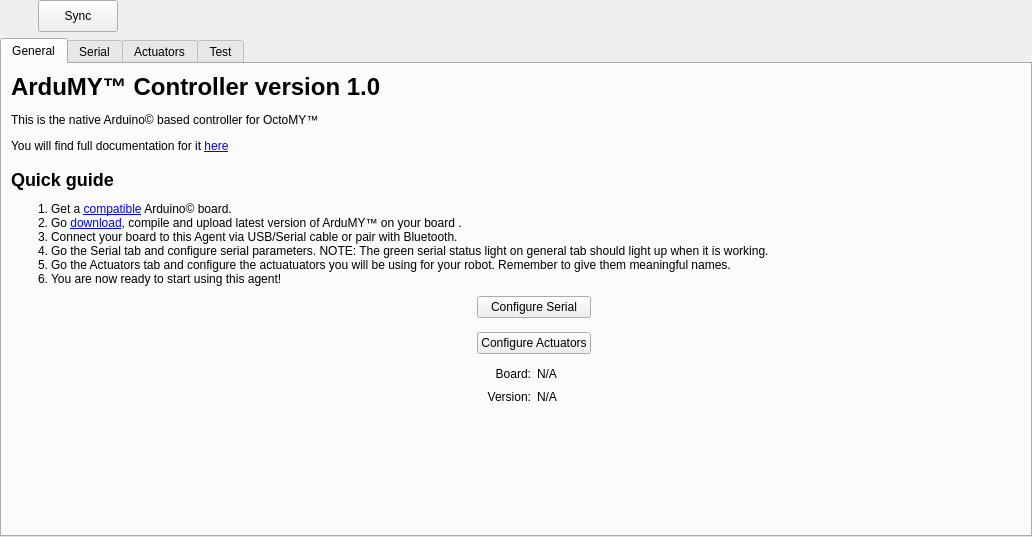
mrdeveloperdude/OctoMY, file libs/libcore/ui/ArduMYControllerWidget.ui: the form before one commit.
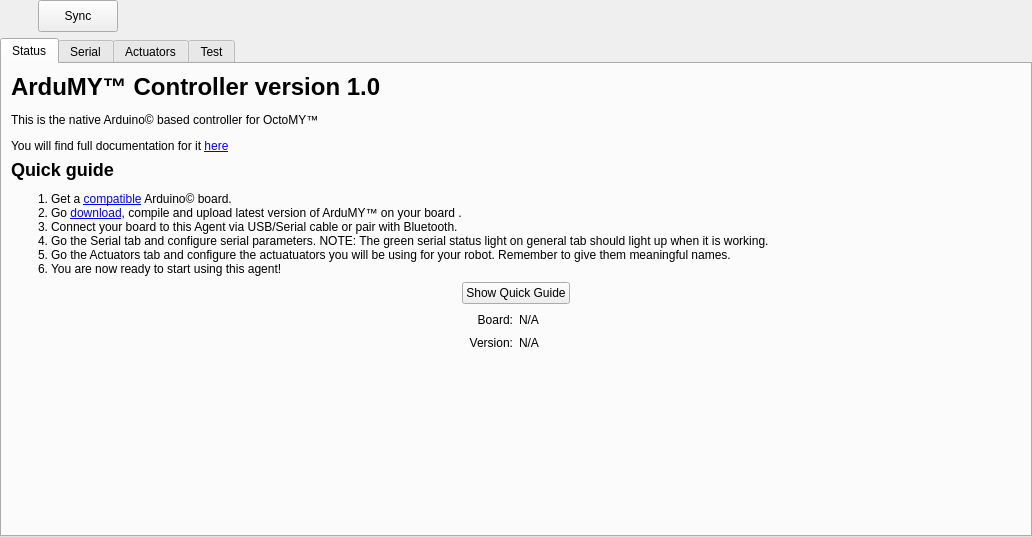
The form after the commit. The open tabs and pages were chosen to show the change. Icons and pictures are not drawn. Custom widgets are drawn as their Qt base class.

Commit message: Removed clutter from Ardumy Controller Widget

The edit to the form file:
```diff
--- a/libs/libcore/ui/ArduMYControllerWidget.ui
+++ b/libs/libcore/ui/ArduMYControllerWidget.ui
@@ -85,16 +85,25 @@
      </property>
      <widget class="QWidget" name="tabGeneral">
       <attribute name="title">
-       <string>General</string>
+       <string>Status</string>
       </attribute>
-      <layout class="QGridLayout" name="gridLayout_3">
-       <item row="0" column="0" colspan="5">
-        <widget class="QLabel" name="label">
+      <layout class="QGridLayout" name="gridLayout">
+       <item row="0" column="0" colspan="4">
+        <widget class="QLabel" name="labelIntroduction">
          <property name="text">
           <string>&lt;h1&gt;ArduMY™ Controller version 1.0&lt;/h1&gt;
 &lt;p&gt;This is the native Arduino© based controller for OctoMY™&lt;/p&gt;
-&lt;p&gt;You will find full documentation for it &lt;a href=&quot;http://www.octomy.org/documentation/development/architectual-overview/ardumy&quot; &gt;here&lt;/a&gt;&lt;/p&gt;
-&lt;h2&gt;Quick guide&lt;/h2&gt;
+&lt;p&gt;You will find full documentation for it &lt;a href=&quot;http://www.octomy.org/documentation/development/architectual-overview/ardumy&quot; &gt;here&lt;/a&gt;&lt;/p&gt;</string>
+         </property>
+         <property name="openExternalLinks">
+          <bool>true</bool>
+         </property>
+        </widget>
+       </item>
+       <item row="1" column="0" colspan="4">
+        <widget class="QLabel" name="labelQuickGuide">
+         <property name="text">
+          <string>&lt;h2&gt;Quick guide&lt;/h2&gt;
 &lt;ol&gt;
 &lt;li&gt;Get a &lt;a href=&quot;http://www.octomy.org/documentation/development/architectual-overview/ardumy&quot; &gt;compatible&lt;/a&gt; Arduino© board.&lt;/li&gt;
 &lt;li&gt;Go &lt;a href=&quot;http://www.octomy.org/documentation/development/architectual-overview/ardumy&quot; &gt;download&lt;/a&gt;, compile and upload latest version of ArduMY™ on your board .&lt;/li&gt;
@@ -109,35 +118,13 @@
          </property>
         </widget>
        </item>
-       <item row="1" column="1">
-        <widget class="LightWidget" name="widgetSerialStatus" native="true">
-         <property name="sizePolicy">
-          <sizepolicy hsizetype="Minimum" vsizetype="Minimum">
-           <horstretch>0</horstretch>
-           <verstretch>0</verstretch>
-          </sizepolicy>
+       <item row="2" column="1" colspan="2">
+        <widget class="QPushButton" name="pushButtonShowQuickGuide">
+         <property name="text">
+          <string>Show Quick Guide</string>
          </property>
-         <property name="minimumSize">
-          <size>
-           <width>30</width>
-           <height>30</height>
-          </size>
-         </property>
-        </widget>
-       </item>
-       <item row="2" column="1">
-        <widget class="LightWidget" name="widgetActuatorStatus" native="true">
-         <property name="sizePolicy">
-          <sizepolicy hsizetype="Minimum" vsizetype="Minimum">
-           <horstretch>0</horstretch>
-           <verstretch>0</verstretch>
-          </sizepolicy>
-         </property>
-         <property name="minimumSize">
-          <size>
-           <width>30</width>
-           <height>30</height>
-          </size>
+         <property name="checkable">
+          <bool>true</bool>
          </property>
         </widget>
        </item>
@@ -154,7 +141,7 @@
          </property>
         </spacer>
        </item>
-       <item row="3" column="2">
+       <item row="3" column="1">
         <widget class="QLabel" name="label_2">
          <property name="text">
           <string>Board:</string>
@@ -164,14 +151,14 @@
          </property>
         </widget>
        </item>
-       <item row="3" column="3">
+       <item row="3" column="2">
         <widget class="QLabel" name="labelBoardType">
          <property name="text">
           <string>N/A</string>
          </property>
         </widget>
        </item>
-       <item row="3" column="4">
+       <item row="3" column="3">
         <spacer name="horizontalSpacer_2">
          <property name="orientation">
           <enum>Qt::Horizontal</enum>
@@ -184,7 +171,7 @@
          </property>
         </spacer>
        </item>
-       <item row="4" column="2">
+       <item row="4" column="1">
         <widget class="QLabel" name="label_4">
          <property name="text">
           <string>Version:</string>
@@ -194,14 +181,14 @@
          </property>
         </widget>
        </item>
-       <item row="4" column="3">
+       <item row="4" column="2">
         <widget class="QLabel" name="labelBoardVersion">
          <property name="text">
           <string>N/A</string>
          </property>
         </widget>
        </item>
-       <item row="5" column="0" colspan="5">
+       <item row="5" column="0" colspan="4">
         <spacer name="verticalSpacer">
          <property name="orientation">
           <enum>Qt::Vertical</enum>
@@ -214,20 +201,6 @@
          </property>
         </spacer>
        </item>
-       <item row="2" column="2" colspan="2">
-        <widget class="QPushButton" name="pushButtonConfigureActuators">
-         <property name="text">
-          <string>Configure Actuators</string>
-         </property>
-        </widget>
-       </item>
-       <item row="1" column="2" colspan="2">
-        <widget class="QPushButton" name="pushButtonConfigureSerial">
-         <property name="text">
-          <string>Configure Serial</string>
-         </property>
-        </widget>
-       </item>
       </layout>
       <zorder>labelBoardType</zorder>
       <zorder>label_4</zorder>
@@ -507,12 +480,6 @@
    <header location="global">hw/serial/SerialSettingsWidget.hpp</header>
    <container>1</container>
   </customwidget>
-  <customwidget>
-   <class>LightWidget</class>
-   <extends>QWidget</extends>
-   <header location="global">widgets/LightWidget.hpp</header>
-   <container>1</container>
-  </customwidget>
   <customwidget>
    <class>ArduinoPinSelector</class>
    <extends>QWidget</extends>
```
Left out of the diff: 12 changed lines with no effect on the pictures. The commit also changes 6 other files.
